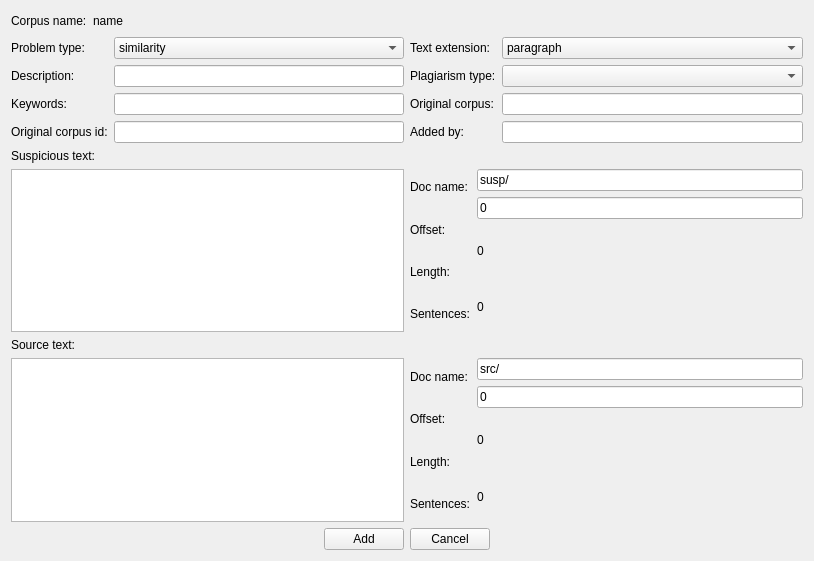
Above: ui/forms/add_case.ui from sorice/QtNLP-Linguist before the change. Below: the same form after it.
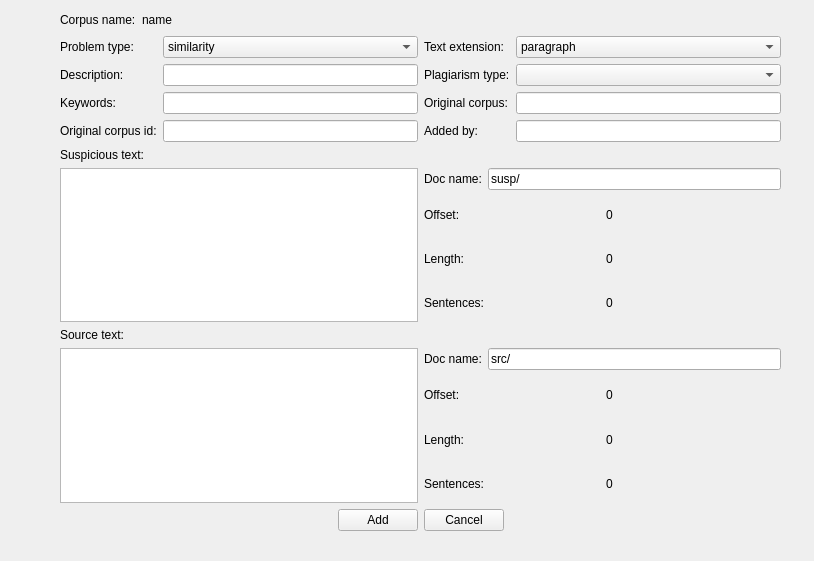
That is the form after the change.

What changed in the file:
```diff
--- a/ui/forms/add_case.ui
+++ b/ui/forms/add_case.ui
@@ -16,8 +16,17 @@
   <property name="windowTitle">
    <string>Add Case</string>
   </property>
-  <layout class="QGridLayout" name="gridLayout">
-   <item row="0" column="0">
+  <widget class="QWidget" name="layoutWidget">
+   <property name="geometry">
+    <rect>
+     <x>60</x>
+     <y>10</y>
+     <width>721</width>
+     <height>521</height>
+    </rect>
+   </property>
+   <layout class="QVBoxLayout" name="verticalLayout_9">
+    <item>
     <layout class="QHBoxLayout" name="horizontalLayout_9">
      <item>
       <widget class="QLabel" name="label_19">
@@ -48,8 +57,6 @@
      </item>
     </layout>
    </item>
-   <item row="1" column="0">
-    <layout class="QVBoxLayout" name="verticalLayout_11">
      <item>
       <layout class="QHBoxLayout" name="horizontalLayout_3">
        <item>
@@ -109,7 +116,11 @@
             <widget class="QLineEdit" name="le_summary"/>
            </item>
            <item>
-            <widget class="QLineEdit" name="le_original_corpus_id"/>
+           <widget class="QLineEdit" name="le_original_corpus_id">
+            <property name="inputMethodHints">
+             <set>Qt::ImhFormattedNumbersOnly</set>
+            </property>
+           </widget>
            </item>
           </layout>
          </item>
@@ -176,7 +187,7 @@
       </layout>
      </item>
      <item>
-      <layout class="QVBoxLayout" name="verticalLayout_5">
+     <layout class="QVBoxLayout" name="verticalLayout_6">
        <item>
         <widget class="QLabel" name="label_13">
          <property name="text">
@@ -185,14 +196,14 @@
         </widget>
        </item>
        <item>
-        <layout class="QHBoxLayout" name="horizontalLayout_5">
+       <layout class="QHBoxLayout" name="horizontalLayout_12">
          <item>
           <widget class="QTextEdit" name="te_susp_text"/>
          </item>
          <item>
-          <layout class="QHBoxLayout" name="horizontalLayout_4">
+         <layout class="QVBoxLayout" name="verticalLayout_5">
            <item>
-            <layout class="QVBoxLayout" name="verticalLayout_6">
+           <layout class="QHBoxLayout" name="horizontalLayout_11">
              <item>
               <widget class="QLabel" name="label_9">
                <property name="text">
@@ -201,41 +212,38 @@
               </widget>
              </item>
              <item>
-              <widget class="QLabel" name="label_10">
-               <property name="text">
-                <string>Offset:</string>
-               </property>
-              </widget>
-             </item>
-             <item>
-              <widget class="QLabel" name="label_11">
-               <property name="text">
-                <string>Length:</string>
-               </property>
-              </widget>
-             </item>
-             <item>
-              <widget class="QLabel" name="label_12">
-               <property name="text">
-                <string>Sentences:</string>
-               </property>
-              </widget>
-             </item>
-            </layout>
-           </item>
-           <item>
-            <layout class="QVBoxLayout" name="verticalLayout_7">
-             <item>
               <widget class="QLineEdit" name="le_susp_doc_name">
                <property name="text">
                 <string>susp/</string>
                </property>
               </widget>
              </item>
+           </layout>
+          </item>
              <item>
-              <widget class="QLineEdit" name="le_susp_offset">
+           <layout class="QHBoxLayout" name="horizontalLayout_10">
+            <item>
+             <widget class="QLabel" name="label_10">
+              <property name="text">
+               <string>Offset:</string>
+              </property>
+             </widget>
+            </item>
+            <item>
+             <widget class="QLabel" name="lb_susp_offset">
                <property name="text">
                 <string>0</string>
+              </property>
+             </widget>
+            </item>
+           </layout>
+          </item>
+          <item>
+           <layout class="QHBoxLayout" name="horizontalLayout_5">
+            <item>
+             <widget class="QLabel" name="label_11">
+              <property name="text">
+               <string>Length:</string>
                </property>
               </widget>
              </item>
@@ -246,6 +254,17 @@
                </property>
               </widget>
              </item>
+           </layout>
+          </item>
+          <item>
+           <layout class="QHBoxLayout" name="horizontalLayout_4">
+            <item>
+             <widget class="QLabel" name="label_12">
+              <property name="text">
+               <string>Sentences:</string>
+              </property>
+             </widget>
+            </item>
              <item>
               <widget class="QLabel" name="lb_susp_sentences_count">
                <property name="text">
@@ -271,14 +290,14 @@
         </widget>
        </item>
        <item>
-        <layout class="QHBoxLayout" name="horizontalLayout_7">
+       <layout class="QHBoxLayout" name="horizontalLayout_15">
          <item>
           <widget class="QTextEdit" name="te_src_text"/>
          </item>
          <item>
-          <layout class="QHBoxLayout" name="horizontalLayout_6">
+         <layout class="QVBoxLayout" name="verticalLayout_7">
            <item>
-            <layout class="QVBoxLayout" name="verticalLayout_9">
+           <layout class="QHBoxLayout" name="horizontalLayout_14">
              <item>
               <widget class="QLabel" name="label_17">
                <property name="text">
@@ -287,41 +306,38 @@
               </widget>
              </item>
              <item>
-              <widget class="QLabel" name="label_15">
-               <property name="text">
-                <string>Offset:</string>
-               </property>
-              </widget>
-             </item>
-             <item>
-              <widget class="QLabel" name="label_14">
-               <property name="text">
-                <string>Length:</string>
-               </property>
-              </widget>
-             </item>
-             <item>
-              <widget class="QLabel" name="label_16">
-               <property name="text">
-                <string>Sentences:</string>
-               </property>
-              </widget>
-             </item>
-            </layout>
-           </item>
-           <item>
-            <layout class="QVBoxLayout" name="verticalLayout_10">
-             <item>
               <widget class="QLineEdit" name="le_src_doc_name">
                <property name="text">
                 <string>src/</string>
                </property>
               </widget>
              </item>
+           </layout>
+          </item>
              <item>
-              <widget class="QLineEdit" name="le_src_offset">
+           <layout class="QHBoxLayout" name="horizontalLayout_13">
+            <item>
+             <widget class="QLabel" name="label_15">
+              <property name="text">
+               <string>Offset:</string>
+              </property>
+             </widget>
+            </item>
+            <item>
+             <widget class="QLabel" name="lb_src_offset">
                <property name="text">
                 <string>0</string>
+              </property>
+             </widget>
+            </item>
+           </layout>
+          </item>
+          <item>
+           <layout class="QHBoxLayout" name="horizontalLayout_7">
+            <item>
+             <widget class="QLabel" name="label_14">
+              <property name="text">
+               <string>Length:</string>
                </property>
               </widget>
              </item>
@@ -332,6 +348,17 @@
                </property>
               </widget>
              </item>
+           </layout>
+          </item>
+          <item>
+           <layout class="QHBoxLayout" name="horizontalLayout_6">
+            <item>
+             <widget class="QLabel" name="label_16">
+              <property name="text">
+               <string>Sentences:</string>
+              </property>
+             </widget>
+            </item>
              <item>
               <widget class="QLabel" name="lb_src_sentences_count">
                <property name="text">
@@ -392,8 +419,7 @@
       </layout>
      </item>
     </layout>
-   </item>
-  </layout>
+  </widget>
  </widget>
  <tabstops>
   <tabstop>cb_problem_type</tabstop>
```
Left out of the diff: 2 changed lines with no effect on the pictures. Lines whose indentation alone changed are shown as unchanged.
